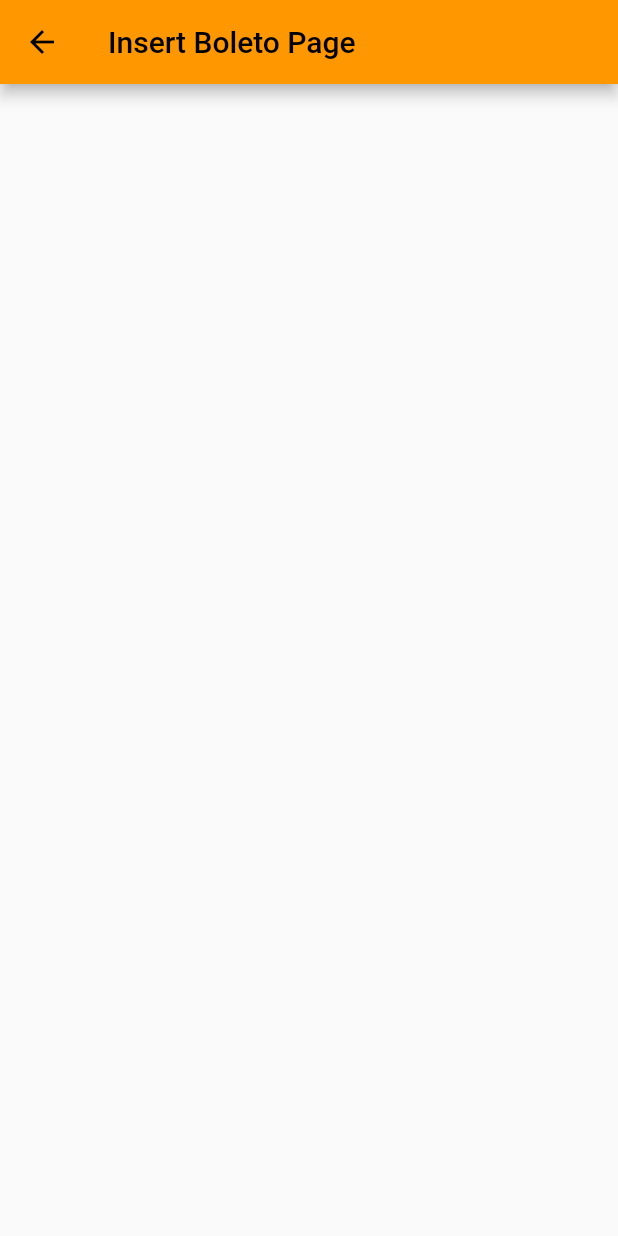
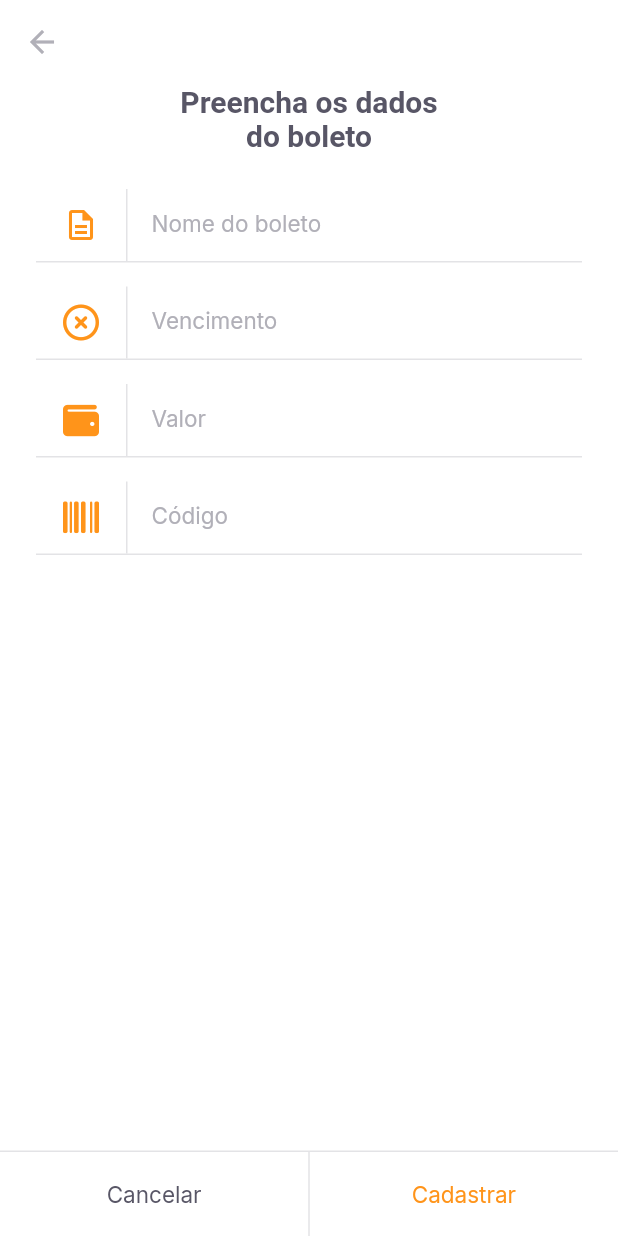
Before and after one commit to Cabuke/PayFlowNLW, a Flutter app: the InsertBoletoPage screen opened by its route, on a phone screen of 412 x 824 dp. Run offline on Flutter 3.47's test engine with Material 2 defaults, Android fonts, the phone set to English and light mode, and no system bars; our stand-ins replace camera, firebase_core, flutter_masked_text2, font_awesome_flutter, google_fonts, google_sign_in and 2 more; missing offline and left inert: google_ml_kit; accounts and stored records are empty.

Commit message:
Aula 05 NLW

```diff
--- a/lib/modules/home/home_page.dart
+++ b/lib/modules/home/home_page.dart
@@ -72,7 +72,8 @@ class _HomePageState extends State<HomePage> {
             ),
             GestureDetector(
               onTap: () {
-                Navigator.pushNamed(context, "/barcode_scanner");
+                // Navigator.pushNamed(context, "/barcode_scanner");
+                Navigator.pushNamed(context, "/insert_boleto");
               },
               child: Container(
                 width: 56,
--- a/lib/modules/insert_boleto/insert_boleto_page.dart
+++ b/lib/modules/insert_boleto/insert_boleto_page.dart
@@ -1,13 +1,99 @@
 import 'package:flutter/material.dart';
+import 'package:payflow/shared/themes/app_colors.dart';
+import 'package:payflow/shared/widgets/input_text/input_text_widget.dart';
+import 'package:font_awesome_flutter/font_awesome_flutter.dart';
+import 'package:payflow/shared/widgets/set_label_buttons/set_label_buttons.dart';
+import '../../shared/themes/app_textStyle.dart';
+import 'package:flutter_masked_text2/flutter_masked_text2.dart';
 
-class InsertBoletoPage extends StatelessWidget {
-  const InsertBoletoPage({Key? key}) : super(key: key);
+class InsertBoletoPage extends StatefulWidget {
+  final String? barcode;
+  const InsertBoletoPage({
+    Key? key,
+    this.barcode,
+  }) : super(key: key);
+
+  @override
+  State<InsertBoletoPage> createState() => _InsertBoletoPageState();
+}
+
+class _InsertBoletoPageState extends State<InsertBoletoPage> {
+  final moneyInputTextController = MoneyMaskedTextController(
+    leftSymbol: "R\$",
+    decimalSeparator: ",",
+  );
+
+  final dueDateInputTextController = MaskedTextController(mask: "00/00/0000");
+  final barcodeInputTextController = TextEditingController();
+
+  @override
+  void initState() {
+    if (widget.barcode != null) {
+      barcodeInputTextController.text = widget.barcode!;
+    }
+    super.initState();
+  }
 
   @override
   Widget build(BuildContext context) {
     return Scaffold(
+      backgroundColor: AppColors.background,
       appBar: AppBar(
-        title: Text("Insert Boleto Page"),
+        backgroundColor: AppColors.background,
+        elevation: 0,
+        leading: BackButton(
+          color: AppColors.input,
+        ),
+      ),
+      body: Padding(
+        padding: const EdgeInsets.symmetric(
+          horizontal: 24,
+        ),
+        child: Column(
+          crossAxisAlignment: CrossAxisAlignment.center,
+          children: [
+            Padding(
+              padding: const EdgeInsets.symmetric(
+                horizontal: 93,
+              ),
+              child: Text(
+                "Preencha os dados do boleto",
+                style: TextStyles.titleBoldHeading,
+                textAlign: TextAlign.center,
+              ),
+            ),
+            SizedBox(
+              height: 24,
+            ),
+            InputTextWidget(
+              onChanged: (value) {},
+              label: "Nome do boleto",
+              icon: Icons.description_outlined,
+            ),
+            InputTextWidget(
+              onChanged: (value) {},
+              label: "Vencimento",
+              icon: FontAwesomeIcons.circleXmark,
+            ),
+            InputTextWidget(
+              onChanged: (value) {},
+              label: "Valor",
+              icon: FontAwesomeIcons.wallet,
+            ),
+            InputTextWidget(
+              onChanged: (value) {},
+              label: "Código",
+              icon: FontAwesomeIcons.barcode,
+            ),
+          ],
+        ),
+      ),
+      bottomNavigationBar: SetLabelButtons(
+        enableSecondaryColor: true,
+        primaryLabel: "Cancelar",
+        primaryOnPressed: () {},
+        secondaryLabel: "Cadastrar",
+        secondaryOnPressed: () {},
       ),
     );
   }
--- a/lib/shared/themes/app_colors.dart
+++ b/lib/shared/themes/app_colors.dart
@@ -6,6 +6,7 @@ class AppColors {
   static const delete = Color(0xFFE83F5B);
   static const heading = Color(0xFF585666);
   static const body = Color(0xFF706E7A);
+  static const input = Color(0xFFB1B0B8);
   static const stroke = Color(0xFFE3E3E6);
   static const shape = Color(0xFFFAFAFC);
   static const background = Color(0xFFFFFFFF);
--- a/lib/shared/themes/app_textStyle.dart
+++ b/lib/shared/themes/app_textStyle.dart
@@ -78,6 +78,11 @@ class TextStyles {
     fontWeight: FontWeight.w700,
     color: AppColors.background,
   );
+  static final input = GoogleFonts.inter(
+    fontSize: 15,
+    fontWeight: FontWeight.w400,
+    color: AppColors.input,
+  );
   static final captionBackground = GoogleFonts.inter(
     fontSize: 13,
     fontWeight: FontWeight.w400,
--- /dev/null
+++ b/lib/shared/widgets/input_text/input_text_widget.dart
@@ -0,0 +1,71 @@
+import 'package:flutter/material.dart';
+import 'package:payflow/shared/themes/app_colors.dart';
+
+import '../../themes/app_textStyle.dart';
+
+class InputTextWidget extends StatelessWidget {
+  final String label;
+  final IconData icon;
+  final String? initialValue;
+  final String? Function(String?)? validator;
+  final TextEditingController? controller;
+  final void Function(String value) onChanged;
+
+  const InputTextWidget({
+    Key? key,
+    required this.label,
+    required this.icon,
+    this.initialValue,
+    this.validator,
+    this.controller,
+    required this.onChanged,
+  }) : super(key: key);
+
+  @override
+  Widget build(BuildContext context) {
+    return Padding(
+      padding: const EdgeInsets.only(
+        bottom: 16,
+      ),
+      child: Column(
+        children: [
+          TextFormField(
+            onChanged: onChanged,
+            controller: controller,
+            validator: validator,
+            initialValue: initialValue,
+            style: TextStyles.input,
+            decoration: InputDecoration(
+              contentPadding: EdgeInsets.zero,
+              labelText: label,
+              labelStyle: TextStyles.input,
+              icon: Row(
+                mainAxisSize: MainAxisSize.min,
+                children: [
+                  Padding(
+                    padding: const EdgeInsets.symmetric(horizontal: 18),
+                    child: Icon(
+                      icon,
+                      color: AppColors.primary,
+                    ),
+                  ),
+                  Container(
+                    width: 1,
+                    height: 48,
+                    color: AppColors.stroke,
+                  )
+                ],
+              ),
+              border: InputBorder.none,
+            ),
+          ),
+          Divider(
+            height: 1,
+            thickness: 1,
+            color: AppColors.stroke,
+          ),
+        ],
+      ),
+    );
+  }
+}
--- a/lib/shared/widgets/set_label_buttons/set_label_buttons.dart
+++ b/lib/shared/widgets/set_label_buttons/set_label_buttons.dart
@@ -11,6 +11,7 @@ class SetLabelButtons extends StatelessWidget {
   final String secondaryLabel;
   final VoidCallback secondaryOnPressed;
   final bool enablePrimaryColor;
+  final bool enableSecondaryColor;
   const SetLabelButtons({
     Key? key,
     required this.primaryLabel,
@@ -18,12 +19,23 @@ class SetLabelButtons extends StatelessWidget {
     required this.secondaryLabel,
     required this.secondaryOnPressed,
     this.enablePrimaryColor = false,
+    this.enableSecondaryColor = false,
   }) : super(key: key);
 
   @override
   Widget build(BuildContext context) {
     return Container(
-      color: AppColors.shape,
+      color: AppColors.background,
+      height: 57,
+      child: Column(
+        mainAxisSize: MainAxisSize.min,
+        children: [
+          Divider(
+            thickness: 1,
+            height: 1,
+            color: AppColors.stroke,
+          ),
+          Container(
             height: 56,
             child: Row(
               children: [
@@ -39,6 +51,11 @@ class SetLabelButtons extends StatelessWidget {
                   child: LabelButton(
                       onPressed: secondaryOnPressed,
                       label: secondaryLabel,
+                      style: enableSecondaryColor
+                          ? TextStyles.buttonPrimary
+                          : null),
+                ),
+              ],
             ),
           ),
         ],
--- a/pubspec.yaml
+++ b/pubspec.yaml
@@ -43,6 +43,8 @@ dependencies:
   camera: ^0.9.4+16
   image_picker: ^0.8.4+11
   image_picker_for_web: ^2.1.6
+  font_awesome_flutter: ^10.0.0
+  flutter_masked_text2: ^0.9.1
 
 
 dev_dependencies:
```
Also changed, not shown: lib/modules/barcode_scanner/bar_code_scanner_controller.dart (+25 -31 lines), lib/modules/barcode_scanner/bar_code_scanner_page.dart (+5 -3 lines), lib/modules/barcode_scanner/bar_code_scanner_status.dart (+6 -6 lines), pubspec.lock. Lines whose indentation alone changed are shown as unchanged.
